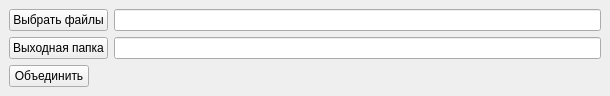
Before: the Qt Designer form src/godr/frontend/ui/merge_sgf.ui in gle8098/diagram-recognition, drawn with Qt 5.
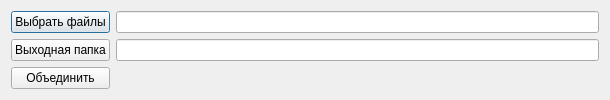
After: the same form once the commit is applied.

The edit to the form file:
```diff
--- a/src/godr/frontend/ui/merge_sgf.ui
+++ b/src/godr/frontend/ui/merge_sgf.ui
@@ -1,7 +1,7 @@
 <?xml version="1.0" encoding="UTF-8"?>
 <ui version="4.0">
- <class>MainWindow</class>
- <widget class="QMainWindow" name="MainWindow">
+ <class>MergeSgfDialog</class>
+ <widget class="QDialog" name="MergeSgfDialog">
   <property name="geometry">
    <rect>
     <x>0</x>
@@ -13,13 +13,9 @@
   <property name="windowTitle">
    <string>Объединение SGF файлов</string>
   </property>
-  <widget class="QWidget" name="centralwidget">
-   <layout class="QFormLayout" name="formLayout">
-    <property name="fieldGrowthPolicy">
-     <enum>QFormLayout::AllNonFixedFieldsGrow</enum>
-    </property>
-    <property name="rowWrapPolicy">
-     <enum>QFormLayout::DontWrapRows</enum>
+  <layout class="QGridLayout" name="gridLayout">
+   <property name="sizeConstraint">
+    <enum>QLayout::SetDefaultConstraint</enum>
     </property>
     <item row="0" column="0">
      <widget class="QPushButton" name="select_files">
@@ -35,19 +31,6 @@
       </property>
      </widget>
     </item>
-    <item row="2" column="1">
-     <widget class="QLabel" name="status">
-      <property name="minimumSize">
-       <size>
-        <width>22</width>
-        <height>22</height>
-       </size>
-      </property>
-      <property name="text">
-       <string/>
-      </property>
-     </widget>
-    </item>
     <item row="1" column="0">
      <widget class="QPushButton" name="select_outdir">
       <property name="text">
@@ -69,9 +52,21 @@
       </property>
      </widget>
     </item>
-   </layout>
-  </widget>
- </widget>
+   <item row="2" column="1">
+    <widget class="QLabel" name="status">
+     <property name="minimumSize">
+      <size>
+       <width>22</width>
+       <height>22</height>
+      </size>
+     </property>
+     <property name="text">
+      <string/>
+     </property>
+    </widget>
+   </item>
+  </layout>
+ </widget>
  <resources/>
  <connections>
   <connection>
```
Left out of the diff: 6 changed lines with no effect on the pictures. Lines whose indentation alone changed are shown as unchanged.
